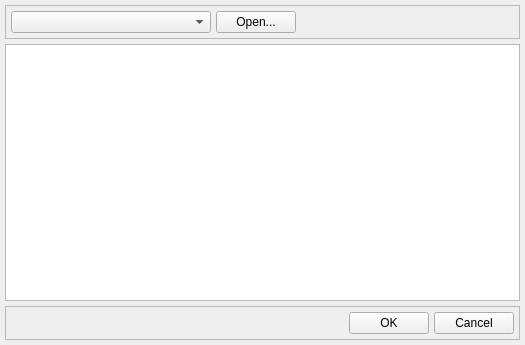
Before: the Qt Designer form msceditor/asn1editor/asn1editor.ui in esa/spacecreator, drawn with Qt 5.
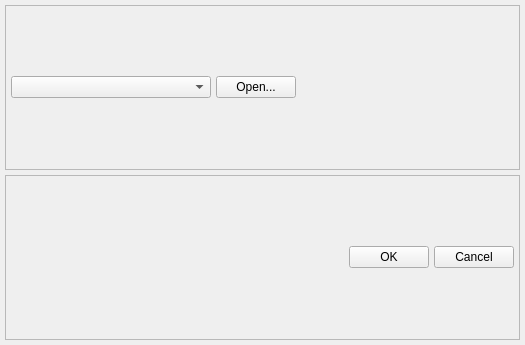
After: the same form once the commit is applied.

```diff
--- a/msceditor/asn1editor/asn1editor.ui
+++ b/msceditor/asn1editor/asn1editor.ui
@@ -105,9 +105,6 @@
      </layout>
     </widget>
    </item>
-   <item>
-    <widget class="QTreeView" name="treeView"/>
-   </item>
    <item>
     <widget class="QFrame" name="btnFrame">
      <property name="frameShape">
```
